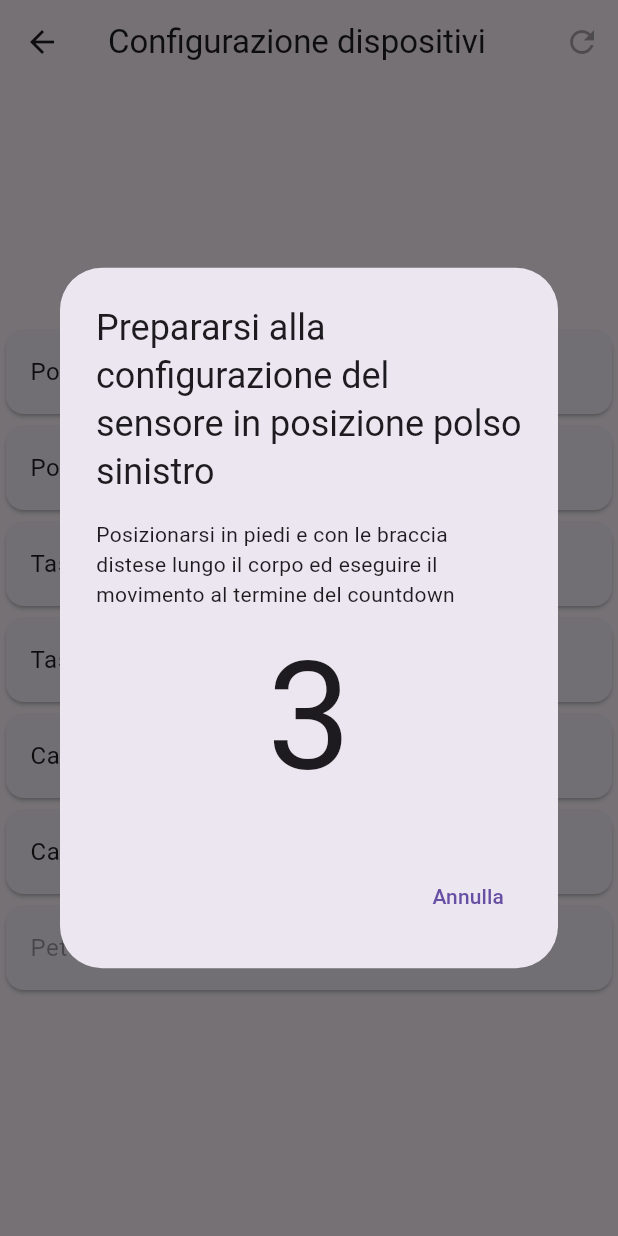
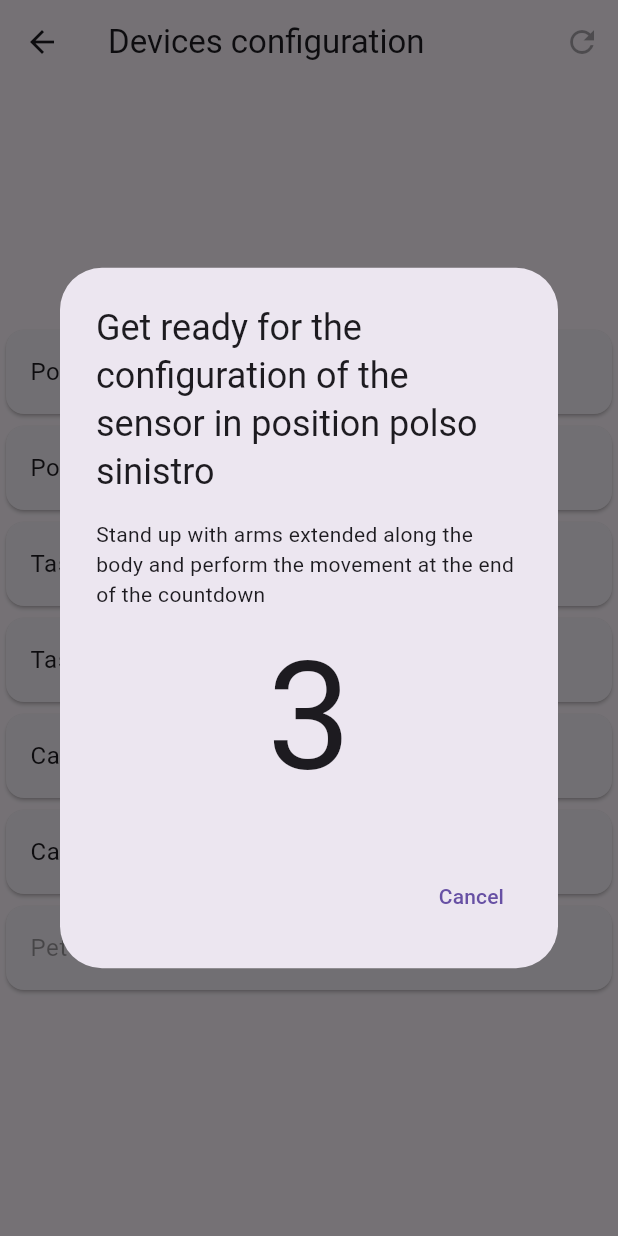
Before and after one commit to andrea-montanari/motion-tracker, a Flutter app: the DevicesConfigurationPage screen opened directly, after a tap on "Polso sinistro", on a phone screen of 412 x 824 dp. Run offline on Flutter 3.47's test engine with Material 3 defaults, Android fonts, the phone set to English and light mode, and no system bars; drawn by our look-alikes of timer_count_down; our stand-ins replace csv, permission_handler; missing offline and left inert: mdsflutter.

Commit message:
FIX: reset configuration behaviour fixed
Also Text values have been translated to English and parametrized

```diff
--- a/lib/DevicesConfigurationPage.dart
+++ b/lib/DevicesConfigurationPage.dart
@@ -1,3 +1,4 @@
+import 'dart:core';
 import 'package:flutter/material.dart';
 import 'package:multi_sensor_collector/Utils/BodyPositions.dart';
 import 'package:provider/provider.dart';
@@ -21,10 +22,28 @@ class _DevicesConfigurationPageState extends State<DevicesConfigurationPage> {
   late DeviceListModel deviceListModel;
   late AppModel model;
 
+  static const String movementDetected = "Movement detected";
+  static const String deviceSelection = "Is the device with the LED the one located on the POSITION_PLACEHOLDER?";
+  static const String yes = "Yes";
+  static const String no = "No";
+  static const String getReady = "Get ready for the configuration of the sensor in position POSITION_PLACEHOLDER";
+  static const String getInPosition = "Stand up with arms extended along the body and perform the movement at the end of the countdown";
+  static const String cancel = "Cancel";
+  static const String movementDetection = "Movement detection";
+  static const String liftLimb = "Lift your POSITION_PLACEHOLDER";
+  static const String confirmResetConf = "Do you confirm that you want to reset the configuration?";
+  static const String devicesConfiguration = "Devices configuration";
+  static const String devicesConfiguredCorrectly = "Devices configured correctly";
+  static const String resetConfiguration = "Reset configuration";
+
   @override
   void initState() {
     super.initState();
     model = Provider.of<AppModel>(context, listen: false);
+    initDevicesState();
+  }
+
+  void initDevicesState() {
     deviceListModel = DeviceListModel();
     _callbackSuccess = Map();
     DeviceModel deviceModel;
@@ -51,23 +70,23 @@ class _DevicesConfigurationPageState extends State<DevicesConfigurationPage> {
       barrierDismissible: false, // user must tap button!
       builder: (BuildContext context) {
         return AlertDialog(
-          title: const Text('Movimento rilevato'),
+          title: const Text(movementDetected),
           content:  SingleChildScrollView(
             child: ListBody(
               children: <Widget>[
-                Text('Il dispositivo con il led accesso è quello in posizione ${bodyPart.name}?'),
+                Text(deviceSelection.replaceAll("POSITION_PLACEHOLDER", bodyPart.name)),
               ],
             ),
           ),
           actions: <Widget>[
             TextButton(
-              child: const Text('Sì'),
+              child: const Text(yes),
               onPressed: () {
                 Navigator.pop(context, true);
               },
             ),
             TextButton(
-              child: const Text('No'),
+              child: const Text(no),
               onPressed: () {
                 Navigator.pop(context, false);
               },
@@ -84,11 +103,11 @@ class _DevicesConfigurationPageState extends State<DevicesConfigurationPage> {
       barrierDismissible: false, // user must tap button!
       builder: (BuildContext context) {
         return AlertDialog(
-          title: Text('Prepararsi alla configurazione del sensore in posizione ${bodyPart.name}'),
+          title: Text(getReady.replaceAll("POSITION_PLACEHOLDER", bodyPart.name)),
           content:  SingleChildScrollView(
             child: ListBody(
               children: <Widget>[
-                const Text('Posizionarsi in piedi e con le braccia distese lungo il corpo ed eseguire il movimento al termine del countdown'),
+                const Text(getInPosition),
                 Align(
                   alignment: Alignment.center,
                   child:
@@ -101,7 +120,6 @@ class _DevicesConfigurationPageState extends State<DevicesConfigurationPage> {
                       ),),
                     interval: Duration(milliseconds: 1000),
                     onFinished: () {
-                      print('Timer is done!');
                       Navigator.pop(context, true);
                     },
                   ),
@@ -111,7 +129,7 @@ class _DevicesConfigurationPageState extends State<DevicesConfigurationPage> {
           ),
           actions: <Widget>[
             TextButton(
-              child: const Text('Annulla'),
+              child: const Text(cancel),
               onPressed: () {
                 Navigator.pop(context, false);
               },
@@ -128,17 +146,17 @@ class _DevicesConfigurationPageState extends State<DevicesConfigurationPage> {
       barrierDismissible: false, // user must tap button!
       builder: (BuildContext context) {
         return AlertDialog(
-          title: const Text('Rilevazione del movimento'),
+          title: const Text(movementDetection),
           content:  SingleChildScrollView(
             child: ListBody(
               children: <Widget>[
-                Text('Sollevare ${bodyPart.limb}'),
+                Text(liftLimb.replaceAll("POSITION_PLACEHOLDER", bodyPart.limb)),
               ],
             ),
           ),
           actions: <Widget>[
             TextButton(
-              child: const Text('Annulla'),
+              child: const Text(cancel),
               onPressed: () {
                 Navigator.pop(context, false);
               },
@@ -155,16 +173,16 @@ class _DevicesConfigurationPageState extends State<DevicesConfigurationPage> {
       barrierDismissible: false, // user must tap button!
       builder: (BuildContext context) {
         return AlertDialog(
-          title: const Text('Confermi di voler resettare la configurazione?'),
+          title: const Text(confirmResetConf),
           actions: <Widget>[
             TextButton(
-              child: const Text('Sì'),
+              child: const Text(yes),
               onPressed: () {
                 Navigator.pop(context, true);
               },
             ),
             TextButton(
-              child: const Text('No'),
+              child: const Text(no),
               onPressed: () {
                 Navigator.pop(context, false);
               },
@@ -176,7 +194,7 @@ class _DevicesConfigurationPageState extends State<DevicesConfigurationPage> {
   }
 
 
-  Future<void> _onButtonPressed(BodyPositions bodyPart) async {
+  Future<void> _onPositionButtonPressed(BodyPositions bodyPart) async {
     bool? countDownDialogResult = await _showCountDownDialog(bodyPart);
     if (!countDownDialogResult!) {
       return;
@@ -223,7 +241,7 @@ class _DevicesConfigurationPageState extends State<DevicesConfigurationPage> {
     print("deviceListModel.devices.where((element) => element.bodyPosition != null).length : ${deviceListModel.devices.where((element) => element.bodyPosition != null).length}");
     print("deviceListModel.devices.length: ${deviceListModel.devices.length}");
     print("Body part: ${bodyPart.name}");
-    BodyPositions? chestPosition = BodyPositions.values.firstWhereOrNull((element) => element.name == "petto");
+    BodyPositions? chestPosition = BodyPositions.values.firstWhereOrNull((element) => element.name == "chest");
     if (chestPosition != null && deviceListModel.devices.where((element) => element.bodyPosition != null).length == deviceListModel.devices.length - 1) {
       deviceListModel.devices.where((element) => element.bodyPosition == null).first.bodyPosition = chestPosition;
       model.configuredDeviceList = deviceListModel;
@@ -234,25 +252,25 @@ class _DevicesConfigurationPageState extends State<DevicesConfigurationPage> {
       });
     }
 
-    if (deviceListModel.devices.where((element) => element.bodyPosition != null).length == deviceListModel.devices.length) {
-      model.configuredDeviceList = deviceListModel;
-      _configurationCompleted.value = true;
-    }
-
   }
 
   Future<void> _onResetButtonPressed() async {
     bool? confirmationDialogResult = await _showConfirmationDialog();
     if (confirmationDialogResult != null && confirmationDialogResult) {
-      DeviceModel deviceModel;
-      model.deviceList.forEach((device) => {
-        deviceModel = DeviceModel(device.name, device.serial),
-        deviceListModel.addDevice(deviceModel),
+      // deviceListModel = DeviceListModel();
+      // DeviceModel deviceModel;
+      // model.deviceList.forEach((device) => {
+      //   deviceModel = DeviceModel(device.name, device.serial),
+      //   deviceListModel.addDevice(deviceModel),
+      // });
+      // _callbackSuccess = {
+      //   for (var value in BodyPositions.values) value: false
+      // };
+      setState(() {
+        model.clearConfiguredDevices();
+        initDevicesState();
       });
-      _callbackSuccess = {
-        for (var value in BodyPositions.values) value: false
-      };
-      model.clearConfiguredDevices();
+
     }
   }
 
@@ -260,12 +278,14 @@ class _DevicesConfigurationPageState extends State<DevicesConfigurationPage> {
   Widget build(BuildContext context) {
     // Listen to changes in the state variable inside the build method
     _configurationCompleted.addListener(() {
-      if (_configurationCompleted.value) {
+      print(" -- -- Configuration completed listener called");
+      if (_configurationCompleted.value == true) {
+        print(" -- -- Configuration completed true");
         // Show a snackbar when the state variable changes to true
         WidgetsBinding.instance.addPostFrameCallback((_) {
           ScaffoldMessenger.of(context).showSnackBar(
             SnackBar(
-              content: Text('Dispositivi configurati correttamente'),
+              content: Text(devicesConfiguredCorrectly),
             ),
           );
         });
@@ -280,12 +300,12 @@ class _DevicesConfigurationPageState extends State<DevicesConfigurationPage> {
             {
               return Scaffold(
                   appBar: AppBar(
-                    title: Text("Configurazione dispositivi"),
+                    title: Text(devicesConfiguration),
                     actions: [
                       IconButton(
                         icon: Icon(Icons.refresh),
                         onPressed: _callbackSuccess.values.where((element) => element == true).length > 0 ? _onResetButtonPressed : null,
-                        tooltip: "Reset configurazione",
+                        tooltip: resetConfiguration,
                       )
                     ],
                   ),
@@ -299,7 +319,7 @@ class _DevicesConfigurationPageState extends State<DevicesConfigurationPage> {
                                 title: Text(bodyPart.nameUpperCase),
                                 tileColor: _callbackSuccess[bodyPart]! ? Colors.green : null,
                                 enabled: !_callbackSuccess[bodyPart]! && !(bodyPart == BodyPositions.chest),
-                                onTap: () => _onButtonPressed(bodyPart),
+                                onTap: () => _onPositionButtonPressed(bodyPart),
                               ),
                             ),
                         ],
```
